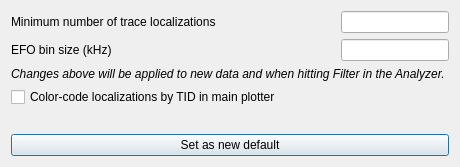
Old version of the form pyminflux/ui/options.ui in the repository bsse-scf/pyMINFLUX.
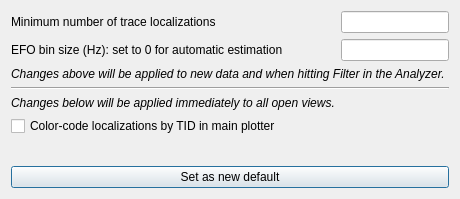
New version of the form.

Commit message:
Add option to set a fixed bin size of EFO.
Refs #37

```diff
--- a/pyminflux/ui/options.ui
+++ b/pyminflux/ui/options.ui
@@ -7,13 +7,74 @@
     <x>0</x>
     <y>0</y>
     <width>460</width>
-    <height>167</height>
+    <height>199</height>
    </rect>
   </property>
   <property name="windowTitle">
    <string>Options</string>
   </property>
   <layout class="QGridLayout" name="gridLayout">
+   <item row="8" column="0">
+    <widget class="QPushButton" name="pbSetDefault">
+     <property name="text">
+      <string>Set as new default</string>
+     </property>
+    </widget>
+   </item>
+   <item row="6" column="0">
+    <widget class="QCheckBox" name="cbColorLocsByTID">
+     <property name="text">
+      <string>Color-code localizations by TID in main plotter</string>
+     </property>
+    </widget>
+   </item>
+   <item row="1" column="0">
+    <layout class="QHBoxLayout" name="hlEFOBinSize">
+     <item>
+      <widget class="QLabel" name="lbEFOBinSize">
+       <property name="text">
+        <string>EFO bin size (Hz): set to 0 for automatic estimation</string>
+       </property>
+      </widget>
+     </item>
+     <item>
+      <spacer name="horizontalSpacer_2">
+       <property name="orientation">
+        <enum>Qt::Horizontal</enum>
+       </property>
+       <property name="sizeHint" stdset="0">
+        <size>
+         <width>40</width>
+         <height>20</height>
+        </size>
+       </property>
+      </spacer>
+     </item>
+     <item>
+      <widget class="QLineEdit" name="leEFOBinSize">
+       <property name="sizePolicy">
+        <sizepolicy hsizetype="Minimum" vsizetype="Fixed">
+         <horstretch>0</horstretch>
+         <verstretch>0</verstretch>
+        </sizepolicy>
+       </property>
+      </widget>
+     </item>
+    </layout>
+   </item>
+   <item row="7" column="0">
+    <spacer name="verticalSpacer">
+     <property name="orientation">
+      <enum>Qt::Vertical</enum>
+     </property>
+     <property name="sizeHint" stdset="0">
+      <size>
+       <width>20</width>
+       <height>40</height>
+      </size>
+     </property>
+    </spacer>
+   </item>
    <item row="0" column="0">
     <layout class="QHBoxLayout" name="hlMinNumTraces">
      <item>
@@ -49,31 +110,11 @@
     </layout>
    </item>
    <item row="4" column="0">
-    <widget class="QCheckBox" name="cbColorLocsByTID">
-     <property name="text">
-      <string>Color-code localizations by TID in main plotter</string>
-     </property>
-    </widget>
-   </item>
-   <item row="6" column="0">
-    <widget class="QPushButton" name="pbSetDefault">
-     <property name="text">
-      <string>Set as new default</string>
-     </property>
-    </widget>
-   </item>
-   <item row="5" column="0">
-    <spacer name="verticalSpacer">
+    <widget class="Line" name="line">
      <property name="orientation">
-      <enum>Qt::Vertical</enum>
+      <enum>Qt::Horizontal</enum>
      </property>
-     <property name="sizeHint" stdset="0">
-      <size>
-       <width>20</width>
-       <height>40</height>
-      </size>
-     </property>
-    </spacer>
+    </widget>
    </item>
    <item row="3" column="0">
     <widget class="QLabel" name="lbInfo">
@@ -87,39 +128,17 @@
      </property>
     </widget>
    </item>
-   <item row="1" column="0">
-    <layout class="QHBoxLayout" name="hlEFOBinSize">
-     <item>
-      <widget class="QLabel" name="lbEFOBinSize">
+   <item row="5" column="0">
+    <widget class="QLabel" name="lbInfoImmediate">
+     <property name="font">
+      <font>
+       <italic>true</italic>
+      </font>
+     </property>
        <property name="text">
-        <string>EFO bin size (kHz)</string>
-       </property>
-      </widget>
-     </item>
-     <item>
-      <spacer name="horizontalSpacer_2">
-       <property name="orientation">
-        <enum>Qt::Horizontal</enum>
-       </property>
-       <property name="sizeHint" stdset="0">
-        <size>
-         <width>40</width>
-         <height>20</height>
-        </size>
-       </property>
-      </spacer>
-     </item>
-     <item>
-      <widget class="QLineEdit" name="leEFOBinSize">
-       <property name="sizePolicy">
-        <sizepolicy hsizetype="Minimum" vsizetype="Fixed">
-         <horstretch>0</horstretch>
-         <verstretch>0</verstretch>
-        </sizepolicy>
-       </property>
-      </widget>
-     </item>
-    </layout>
+      <string>Changes below will be applied immediately to all open views.</string>
+     </property>
+    </widget>
    </item>
   </layout>
  </widget>
```
Lines whose indentation alone changed are shown as unchanged. The commit also changes 7 other files.
